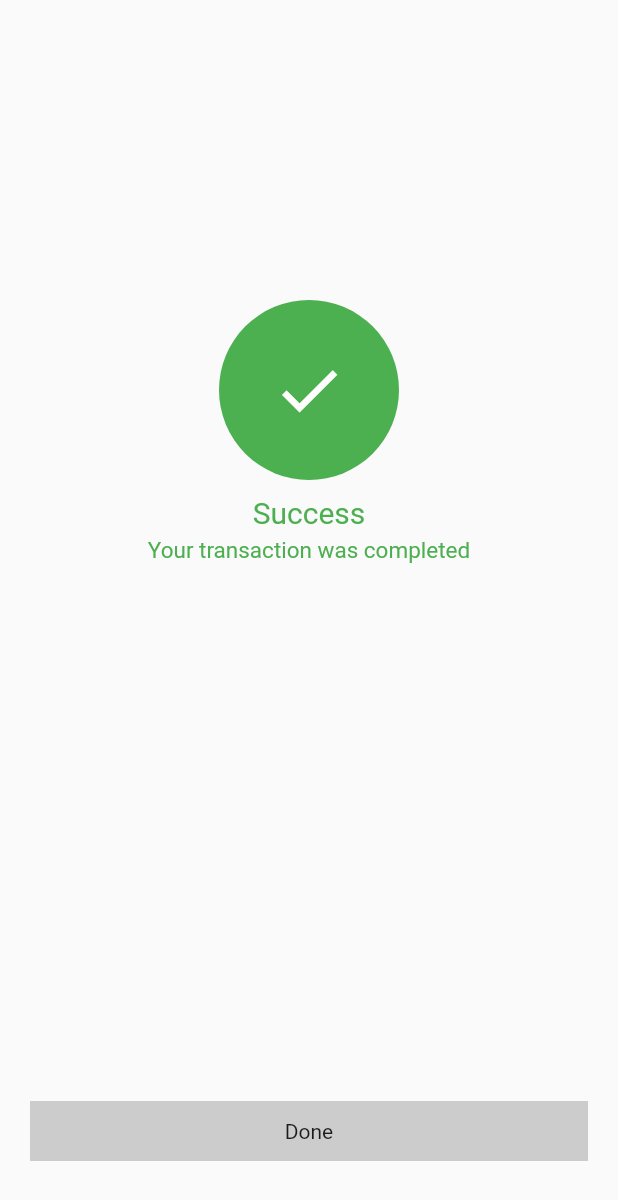
After one commit to storebounty/flutter-great-starter, a Flutter app: the SuccessPage screen opened by its route, on a phone screen of 412 x 824 dp. The commit adds this screen. Shown: the top 1200 px of the screen. Run offline on Flutter 3.47's test engine with Material 2 defaults, Android fonts, the phone set to English and light mode, and no system bars; missing offline and left inert: storebounty_account, storebounty_auth, storebounty_checkout, storebounty_init, storebounty_onboarding, storebounty_themes.

Commit message:
calmdown branch created

```diff
--- a/lib/main.dart
+++ b/lib/main.dart
@@ -8,7 +8,7 @@ import 'package:storebounty_onboarding/entry/entrypoint.dart';
 
 Future<void> main() async {
   WidgetsFlutterBinding.ensureInitialized();
-  await StoreBountyInit.trigger(clearCache: true);
+  await StoreBountyInit.trigger(clearCache: true, isTest: false);
   runApp(const MyApp());
 }
 
--- a/lib/screens/auth/authscreen.dart
+++ b/lib/screens/auth/authscreen.dart
@@ -1,3 +1,4 @@
+import 'package:customer_app_demo/screens/themes/Themesscreen.dart';
 import 'package:flutter/material.dart';
 import 'package:flutter/src/widgets/framework.dart';
 import 'package:flutter/src/widgets/placeholder.dart';
@@ -16,7 +17,9 @@ class _AuthScreenState extends State<AuthScreen> {
   Widget build(BuildContext context) {
     return StorebountyAuthPage(
       onLoginSuccess: (){
-        Navigator.pop(context);
+        print("dadsadasds success");
+        // Navigator.pop(context);
+        Navigator.pushNamedAndRemoveUntil(context, ThemesScreen.pageId, (route) => false);
       },
       onLoginFailed: (){
 
--- a/lib/screens/checkout/checkoutscreen.dart
+++ b/lib/screens/checkout/checkoutscreen.dart
@@ -1,3 +1,4 @@
+import 'package:customer_app_demo/screens/checkout/successpage.dart';
 import 'package:customer_app_demo/screens/themes/Themesscreen.dart';
 import 'package:flutter/material.dart';
 import 'package:flutter/src/widgets/framework.dart';
@@ -23,6 +24,7 @@ class _CheckoutScreenState extends State<CheckoutScreen> {
     return StoreBountyCheckout(
       onCompleted: (){
         Navigator.pushNamedAndRemoveUntil(context, ThemesScreen.pageId, (route) => false);
+        Navigator.pushNamed(context, SuccessPage.pageId);
       },
     );
   }
--- /dev/null
+++ b/lib/screens/checkout/successpage.dart
@@ -0,0 +1,72 @@
+import 'package:flutter/material.dart';
+
+class SuccessPage extends StatefulWidget {
+  static const pageId = "success_page";
+  const SuccessPage({super.key});
+
+  @override
+  State<SuccessPage> createState() => _SuccessPageState();
+}
+
+class _SuccessPageState extends State<SuccessPage> {
+  @override
+  Widget build(BuildContext context) {
+    return Scaffold(
+      body: Container(
+        child: Column(
+
+          children: [
+            SizedBox(
+              height: 200,
+            ),
+            Row(
+              mainAxisAlignment: MainAxisAlignment.center,
+              children: [
+                Container(
+                  height: 120,
+                  width: 120,
+                  child: Icon(Icons.check, size: 50, color: Colors.white,),
+                  decoration: BoxDecoration(
+                    color: Colors.green,
+                    shape: BoxShape.circle
+                  ),
+                ),
+              ],
+            ),
+            SizedBox(height: 10,),
+            Text("Success", style: TextStyle(fontSize: 20, color: Colors.green),),
+            SizedBox(height: 5,),
+            Text("Your transaction was completed", style: TextStyle(fontSize: 15, color: Colors.green)),
+            Spacer(),
+            GestureDetector(
+              onTap: (){
+                Navigator.pop(context);
+              },
+              child: Container(
+                margin: EdgeInsets.symmetric(horizontal: 20),
+                child: Row(
+                  children: [
+                    Expanded(
+                      child: Container(
+                        child: Padding(
+                          padding: const EdgeInsets.all(12.0),
+                          child: Center(child: Text("Done")),
+                        ),
+                        decoration: BoxDecoration(
+                          color: Colors.grey.withOpacity(0.5)
+                        ),
+                      ),
+                    ),
+                  ],
+                ),
+              ),
+            ),
+            SizedBox(
+              height: 50,
+            ),
+          ],
+        ),
+      ),
+    );
+  }
+}
--- a/lib/screens/common/routes.dart
+++ b/lib/screens/common/routes.dart
@@ -1,5 +1,6 @@
 import 'package:customer_app_demo/screens/auth/authscreen.dart';
 import 'package:customer_app_demo/screens/checkout/checkoutscreen.dart';
+import 'package:customer_app_demo/screens/checkout/successpage.dart';
 import 'package:customer_app_demo/screens/onboarding/onboardingscreen.dart';
 import 'package:customer_app_demo/screens/themes/Themesscreen.dart';
 import 'package:customer_app_demo/screens/user/userprofile.dart';
@@ -11,6 +12,7 @@ Map<String, WidgetBuilder> routes() {
     AuthScreen.pageId: (context) => const AuthScreen(),
     OnBoardingScreen.pageId: (context) => const OnBoardingScreen(),
     CheckoutScreen.pageId: (context) => const CheckoutScreen(),
-    UserProfile.pageId: (context) => const UserProfile()
+    UserProfile.pageId: (context) => const UserProfile(),
+    SuccessPage.pageId: (context) => const SuccessPage()
   };
 }
```
Also changed, not shown: config/storebounty.json (+9 -6 lines), lib/screens/themes/Themesscreen.dart (+14 -5 lines), lib/screens/user/userprofile.dart (+6 -1 lines), pubspec.yaml (+7 -6 lines), pubspec.lock, 7 other files.
